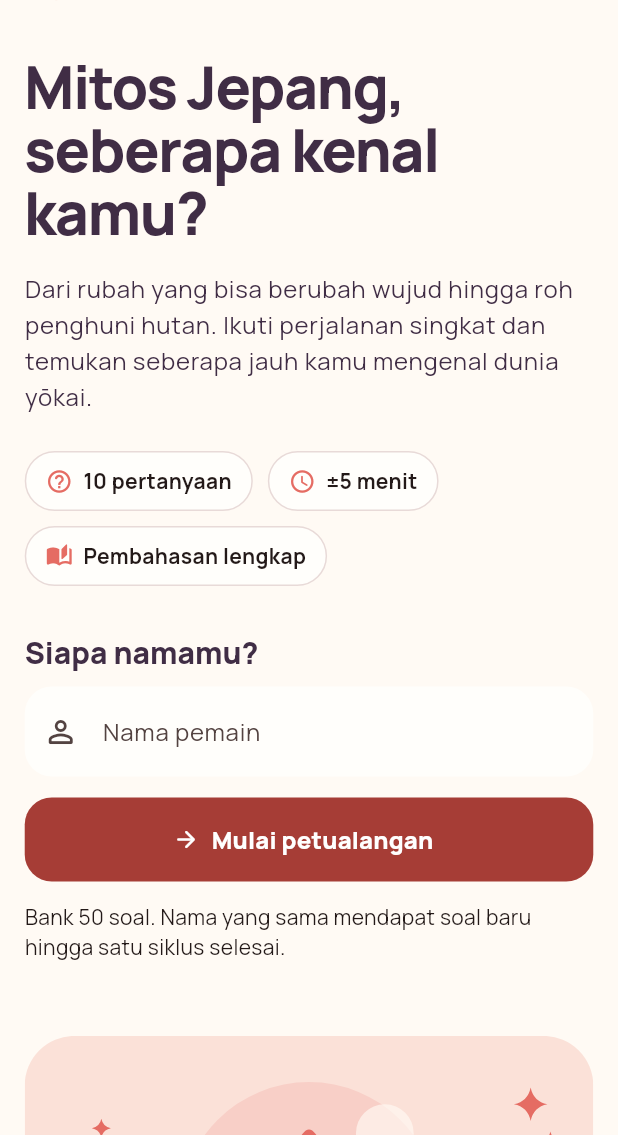
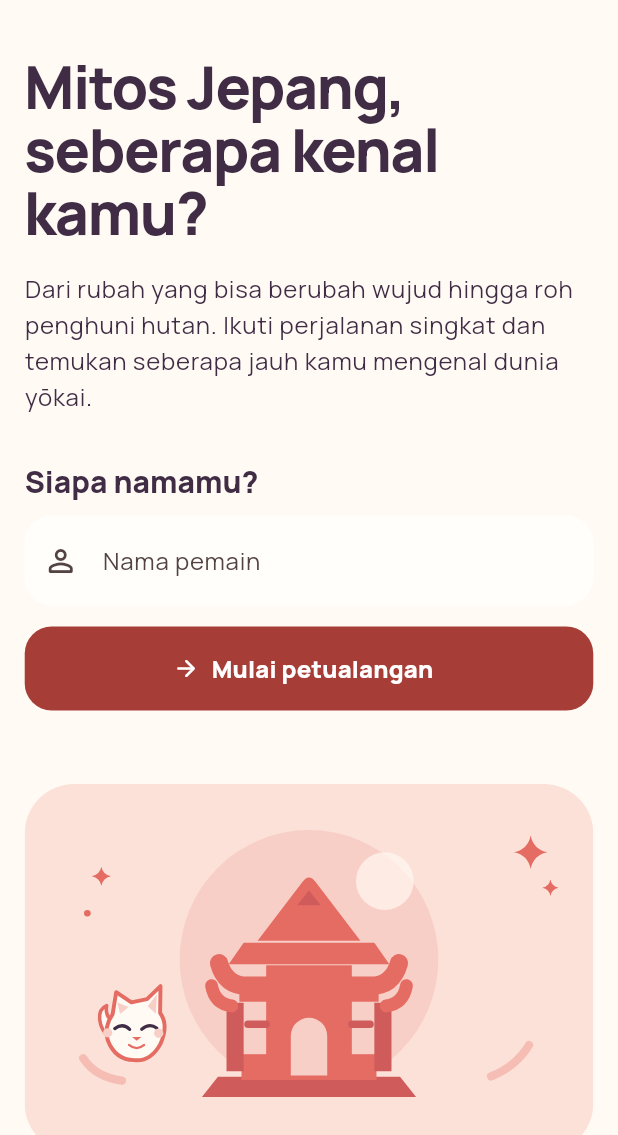
Before and after one commit to ZeaLIsHere/UTS_PM5_TariqRahmadari-241401021, a Flutter app: the screen it shows after launch, on a phone screen of 412 x 824 dp, the part 101-1236 px from its top. Run offline on Flutter 3.47's test engine with Material 3 defaults, Android fonts, the phone set to English and light mode, and no system bars; our stand-ins replace flutter_svg, shared_preferences.

Commit message:
style: simplify home page by removing quiz info tags

```diff
--- a/lib/features/home/home_page.dart
+++ b/lib/features/home/home_page.dart
@@ -103,25 +103,6 @@ class _HomePageState extends State<HomePage> {
                           style: theme.textTheme.bodyLarge,
                         ),
                       ),
-                      const SizedBox(height: 24),
-                      Wrap(
-                        spacing: 10,
-                        runSpacing: 10,
-                        children: const [
-                          _InfoChip(
-                            icon: Icons.help_outline_rounded,
-                            label: '10 pertanyaan',
-                          ),
-                          _InfoChip(
-                            icon: Icons.schedule_rounded,
-                            label: '±5 menit',
-                          ),
-                          _InfoChip(
-                            icon: Icons.auto_stories_rounded,
-                            label: 'Pembahasan lengkap',
-                          ),
-                        ],
-                      ),
                       const SizedBox(height: 32),
                       Form(
                         key: form,
@@ -159,11 +140,6 @@ class _HomePageState extends State<HomePage> {
                             ),
                           ],
                         ),
-                      ),
-                      const SizedBox(height: 14),
-                      Text(
-                        'Bank 50 soal. Nama yang sama mendapat soal baru hingga satu siklus selesai.',
-                        style: theme.textTheme.bodyMedium,
                       ),
                     ],
                   );
@@ -231,37 +207,3 @@ class _HomePageState extends State<HomePage> {
     );
   }
 }
-
-class _InfoChip extends StatelessWidget {
-  const _InfoChip({required this.icon, required this.label});
-  final IconData icon;
-  final String label;
-
-  @override
-  Widget build(BuildContext context) {
-    final theme = Theme.of(context);
-    return Container(
-      padding: const EdgeInsets.symmetric(horizontal: 13, vertical: 9),
-      decoration: BoxDecoration(
-        color: theme.cardColor,
-        border: Border.all(color: theme.dividerColor),
-        borderRadius: BorderRadius.circular(100),
-      ),
-      child: Row(
-        mainAxisSize: MainAxisSize.min,
-        children: [
-          Icon(icon, size: 18, color: AppTheme.coral),
-          const SizedBox(width: 7),
-          Flexible(
-            child: Text(
-              label,
-              style: theme.textTheme.bodyMedium?.copyWith(
-                fontWeight: FontWeight.w700,
-              ),
-            ),
-          ),
-        ],
-      ),
-    );
-  }
-}
```
